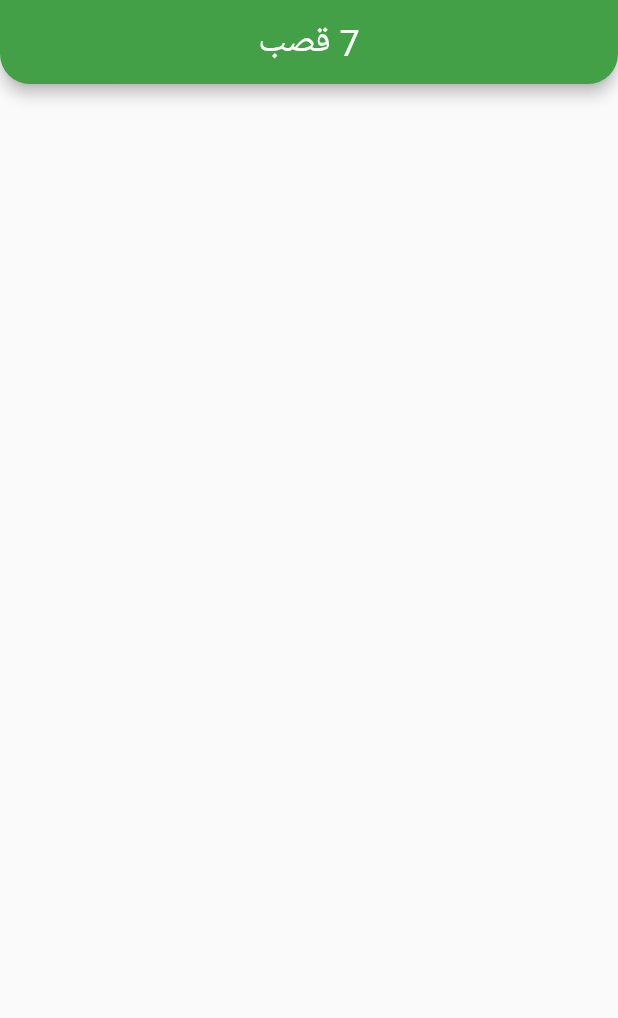
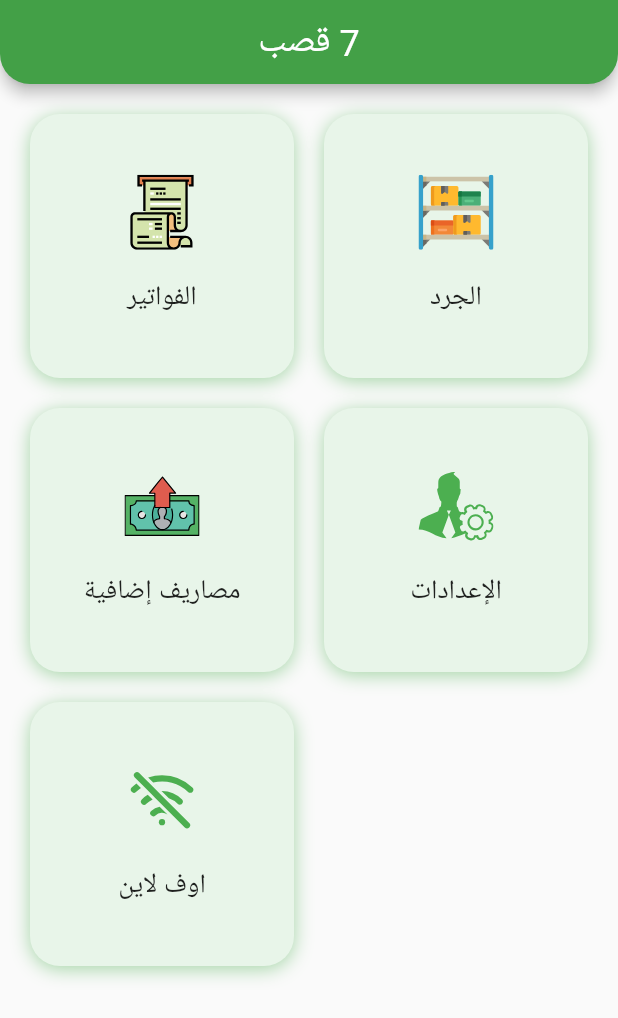
Before and after one commit to ragabelsayed/SevenKasb, a Flutter app: the MainScreen screen opened directly, on a phone screen of 412 x 824 dp. Shown: the top 1018 px of the screen. Run offline on Flutter 3.47's test engine with Material 2 defaults, Android fonts, the phone set to English and light mode, and no system bars; our stand-ins replace flutter_riverpod, flutter_svg, flutter_zoom_drawer, fluttertoast, font_awesome_flutter, shared_preferences; accounts and stored records are empty.

Commit message:
finish main screen ui

```diff
--- a/sugarcane_juice_app/lib/config/routes.dart
+++ b/sugarcane_juice_app/lib/config/routes.dart
@@ -1,9 +1,11 @@
 import 'package:flutter/material.dart';
+import 'package:flutter_riverpod/flutter_riverpod.dart';
 import 'package:sugarcane_juice_app/screens/bill/bill_screen.dart';
 import 'package:sugarcane_juice_app/screens/bill/new_bill_screen.dart';
 import 'package:sugarcane_juice_app/screens/extra_expenses/extra_expenses_screen.dart';
 import 'package:sugarcane_juice_app/screens/home_screen.dart';
 import 'package:sugarcane_juice_app/screens/login_screen.dart';
+import 'package:sugarcane_juice_app/screens/menu/menu_screen.dart';
 import 'package:sugarcane_juice_app/screens/unit/unit_screen.dart';
 import 'package:sugarcane_juice_app/screens/user/user_screen.dart';
 
@@ -19,3 +21,13 @@ class AppRoutes {
     UserScreen.routName: (ctx) => UserScreen(),
   };
 }
+
+final menuItemProvider = StateNotifierProvider<ItemNotifier, MenuItem>((ref) {
+  return ItemNotifier();
+});
+
+class ItemNotifier extends StateNotifier<MenuItem> {
+  ItemNotifier() : super(MenuItem('', SizedBox()));
+
+  void setItem(MenuItem menuItem) => state = menuItem;
+}
--- a/sugarcane_juice_app/lib/screens/home_screen.dart
+++ b/sugarcane_juice_app/lib/screens/home_screen.dart
@@ -1,5 +1,7 @@
 import 'package:flutter/material.dart';
+import 'package:flutter_riverpod/flutter_riverpod.dart';
 import 'package:flutter_zoom_drawer/flutter_zoom_drawer.dart';
+import 'package:sugarcane_juice_app/config/routes.dart';
 import 'package:sugarcane_juice_app/screens/bill/bill_screen.dart';
 import 'package:sugarcane_juice_app/screens/extra_expenses/extra_expenses_screen.dart';
 import 'package:sugarcane_juice_app/screens/item/item_screen.dart';
@@ -16,9 +18,18 @@ class HomeScreen extends StatefulWidget {
 }
 
 class _HomeScreenState extends State<HomeScreen> {
-  MenuItem currentItem = MenuItems.item;
+  late MenuItem currentItem;
+
+  @override
+  void initState() {
+    super.initState();
+    currentItem = MenuItems.bills;
+  }
 
   Widget build(BuildContext context) {
+    return Consumer(
+      builder: (context, watch, child) {
+        currentItem = watch(menuItemProvider);
         return ZoomDrawer(
           style: DrawerStyle.Style1,
           // angle: -10,
@@ -36,6 +47,8 @@ class _HomeScreenState extends State<HomeScreen> {
               // ZoomDrawer.of(context)!.close();
             },
           ),
+        );
+      },
     );
   }
 
--- a/sugarcane_juice_app/lib/screens/main/main_screen.dart
+++ b/sugarcane_juice_app/lib/screens/main/main_screen.dart
@@ -1,5 +1,10 @@
 import 'package:flutter/material.dart';
-
+import 'package:flutter_svg/flutter_svg.dart';
+import 'package:flutter_riverpod/flutter_riverpod.dart';
+import '/config/routes.dart';
+import '/screens/home_screen.dart';
+import '/screens/menu/menu_screen.dart';
+import '/widget/dialog_title.dart';
 import '/config/constants.dart';
 import '/config/palette.dart';
 
@@ -34,18 +39,32 @@ class CardList extends StatefulWidget {
 class _CardListState extends State<CardList> {
   @override
   Widget build(BuildContext context) {
-    List<Map<String, String>> cardList = [
-      {'name': 'الفواتير', 'image': 'assets/images/invoice-bill.svg'},
+    List<Map<String, dynamic>> cardList = [
+      {
+        'name': 'الفواتير',
+        'image': 'assets/images/invoice-bill.svg',
+        'route': MenuItems.bills
+      },
       {'name': 'الجرد', 'image': 'assets/images/stock.svg'},
-      {'name': 'مصاريف إضافية', 'image': 'assets/images/money.svg'},
-      {'name': 'الإعدادات', 'image': 'assets/images/user-settings.svg'},
+      {
+        'name': 'مصاريف إضافية',
+        'image': 'assets/images/money.svg',
+        'route': MenuItems.extra
+      },
+      {
+        'name': 'الإعدادات',
+        'image': 'assets/images/user-settings.svg',
+        'route': MenuItems.edit,
+      },
       {'name': 'اوف لاين', 'image': 'assets/images/wifi-off.svg'},
     ];
     return GridView.builder(
       itemCount: cardList.length,
-      gridDelegate: SliverGridDelegateWithFixedCrossAxisCount(
-        crossAxisCount: 1,
-        mainAxisExtent: 2,
+      padding: const EdgeInsets.symmetric(horizontal: 20, vertical: 20),
+      gridDelegate: const SliverGridDelegateWithFixedCrossAxisCount(
+        crossAxisCount: 2,
+        crossAxisSpacing: 20,
+        mainAxisSpacing: 20,
       ),
       itemBuilder: (context, i) {
         return CardView(card: cardList[i]);
@@ -55,13 +74,53 @@ class _CardListState extends State<CardList> {
 }
 
 class CardView extends StatelessWidget {
-  final Map<String, String> card;
+  final Map<String, dynamic> card;
   const CardView({required this.card});
 
   @override
   Widget build(BuildContext context) {
-    return Card(
-      child: Column(),
+    return InkWell(
+      onTap: () {
+        Navigator.pushReplacementNamed(context, HomeScreen.routName);
+        context.read(menuItemProvider.notifier).setItem(card['route']);
+      },
+      child: Container(
+        decoration: BoxDecoration(
+          color: Palette.primaryLightColor,
+          borderRadius: BorderRadius.circular(20),
+          // boxShadow: [
+          //   BoxShadow(
+          //     color: Colors.amber.shade200,
+          //     offset: Offset(0, 4),
+          //     blurRadius: 10,
+          //   ),
+          // ],
+          boxShadow: [
+            BoxShadow(
+              color: Colors.green.withOpacity(0.5),
+              offset: Offset(0, 2),
+              blurRadius: 10,
+            ),
+          ],
+        ),
+        child: Column(
+          mainAxisAlignment: MainAxisAlignment.center,
+          children: [
+            SvgPicture.asset(
+              card['image']!,
+              height: 50,
+              width: 50,
+              color: card['name']! == 'الإعدادات'
+                  ? Colors.green
+                  : card['name']! == 'اوف لاين'
+                      ? Colors.green
+                      : null,
+            ),
+            const SizedBox(height: 20),
+            DialogTitle(name: card['name']),
+          ],
+        ),
+      ),
     );
   }
 }
--- a/sugarcane_juice_app/pubspec.yaml
+++ b/sugarcane_juice_app/pubspec.yaml
@@ -53,7 +53,8 @@ flutter:
   uses-material-design: true
 
   # To add assets to your application, add an assets section, like this:
-  # assets:
+  assets:
+    - assets/images/
   #   - images/a_dot_burr.jpeg
   #   - images/a_dot_ham.jpeg
 
```
Lines whose indentation alone changed are shown as unchanged.
